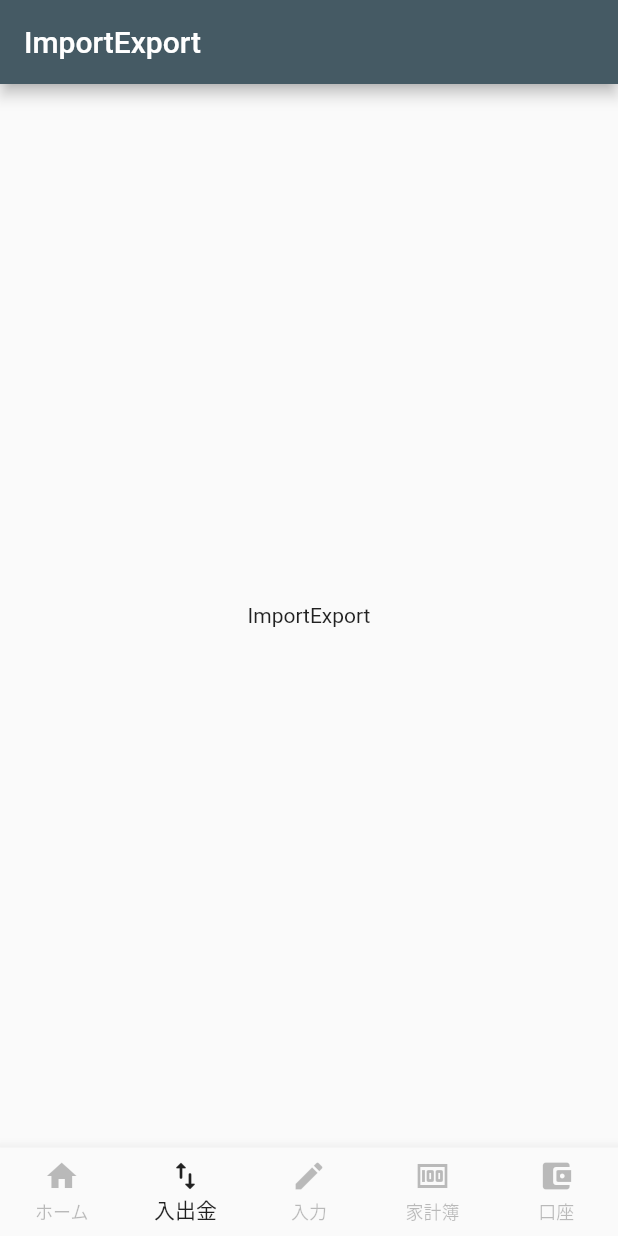
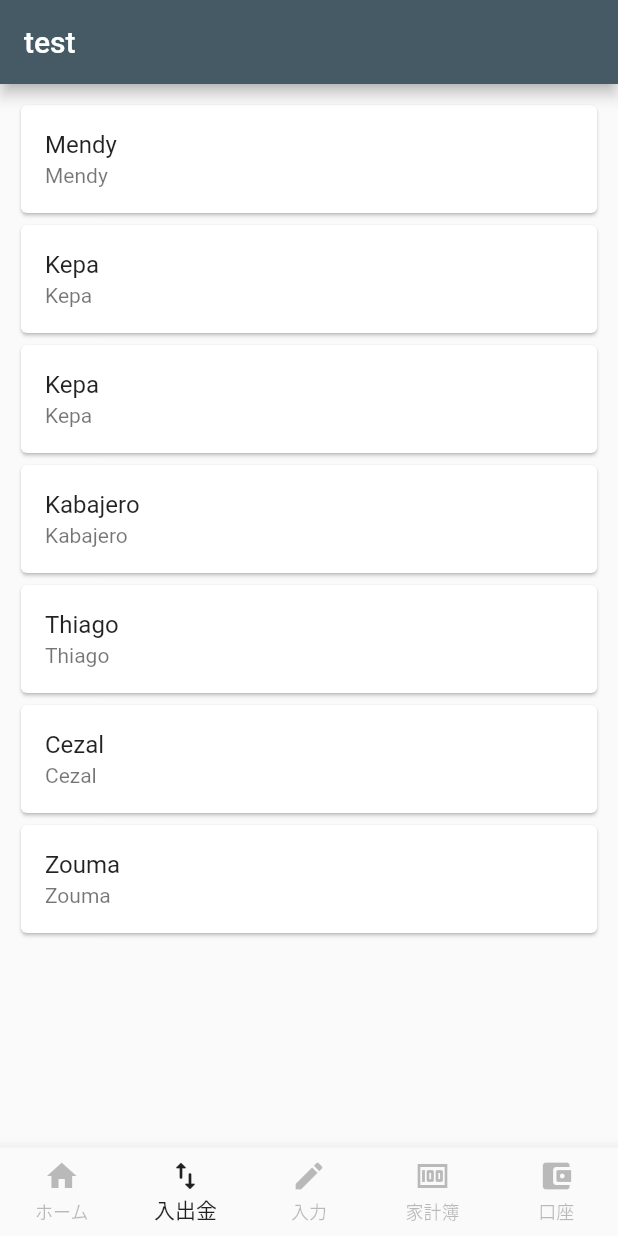
Before and after one commit to Hiroshi0900/house_hold_ios, a Flutter app: the screen it shows after launch, item 2 of the bottom bar chosen, on a phone screen of 412 x 824 dp. Run offline on Flutter 3.47's test engine with Material 2 defaults, Android fonts, the phone set to English and light mode, and no system bars; our stand-ins replace flutter_riverpod, flutter_slidable, fluttertoast.

Commit message:
検証と一部機能のコミット

```diff
--- /dev/null
+++ b/assets/chelsea.json
@@ -0,0 +1,33 @@
+{
+    "result":0,
+    "players":[
+            {
+                    "player_name":"Mendy",
+                    "number":16
+            },
+            {
+                    "player_name":"Kepa",
+                    "number":1
+            },
+                {
+                    "player_name":"Kepa",
+                    "number":"1"
+                },
+                {
+                    "player_name":"Kabajero",
+                    "number":"100"
+                },
+                {
+                    "player_name":"Thiago",
+                    "number":"6"
+                },
+                {
+                    "player_name":"Cezal",
+                    "number":"28"
+                },
+                {
+                    "player_name":"Zouma",
+                    "number":"5"
+                }
+    ]
+}
--- a/lib/routes/import_export_route.dart
+++ b/lib/routes/import_export_route.dart
@@ -1,15 +1,61 @@
 import 'package:flutter/material.dart';
+// import './import_export/detail.dart';
+import 'package:fluttertoast/fluttertoast.dart';
+import '../common/api/keyakiController.dart';
+import '../common/api/detailData.dart';
+// import '../common/model/keyaki.dart';
+
+import 'package:provider/provider.dart';
+// import '../common/model/keyakiModel.dart';
 
 class ImportExport extends StatelessWidget {
+  DetailData detail = new DetailData();
   @override
   Widget build(BuildContext context) {
+    // return Scaffold(
+    //   appBar: AppBar(
+    //     title: Text('ImportExport'),
+    //   ),
+    //   body: Center(
+    //     child: Text('ImportExport'),
+    //   ),
+    //   // body: Center(child: Detail()),
+    // );
     return Scaffold(
-      appBar: AppBar(
-        title: Text('ImportExport'),
-      ),
-      body: Center(
-        child: Text('ImportExport'),
-      ),
-    );
+        appBar: AppBar(
+          title: Text('test'),
+        ),
+        body: FutureBuilder(
+          future: detail.getDetailData(),
+          builder:
+              (BuildContext context, AsyncSnapshot<List<dynamic>> snapshot) {
+            if (!snapshot.hasData) {
+              // return Text("データを取得中");
+              return Center(
+                child: CircularProgressIndicator(),
+              );
+            }
+            print(snapshot.data);
+            if (snapshot.data.length == 0) {
+              return Text("データが存在しませんでした。");
+            }
+
+            return ListView.builder(
+              padding: EdgeInsets.all(10.0),
+              itemCount: snapshot.data.length,
+              itemBuilder: (context, index) =>
+                  _buildListView(snapshot.data[index]),
+            );
+          },
+        ));
+  }
+
+  // 一覧表示
+  Widget _buildListView(dynamic data) {
+    return Card(
+        child: ListTile(
+      title: Text(data['player_name']),
+      subtitle: Text(data['player_name']),
+    ));
   }
 }
```
Also changed, not shown: lib/common/api/detailData.dart (added, +19 -0 lines), lib/common/api/keyakiController.dart (added, +34 -0 lines), lib/common/api/network_request.dart (added, +21 -0 lines), lib/common/api/networkhelper.dart (added, +18 -0 lines), lib/common/api/sample_api.dart (added, +41 -0 lines), lib/common/api/state_manager.dart (added, +7 -0 lines), lib/common/model/keyaki.dart (added, +11 -0 lines), lib/common/model/keyakiModel.dart (added, +60 -0 lines), lib/common/model/user.dart (added, +58 -0 lines), pubspec.yaml (+7 -1 lines), assets/keyaki.csv (added), pubspec.lock, 6 other files.
